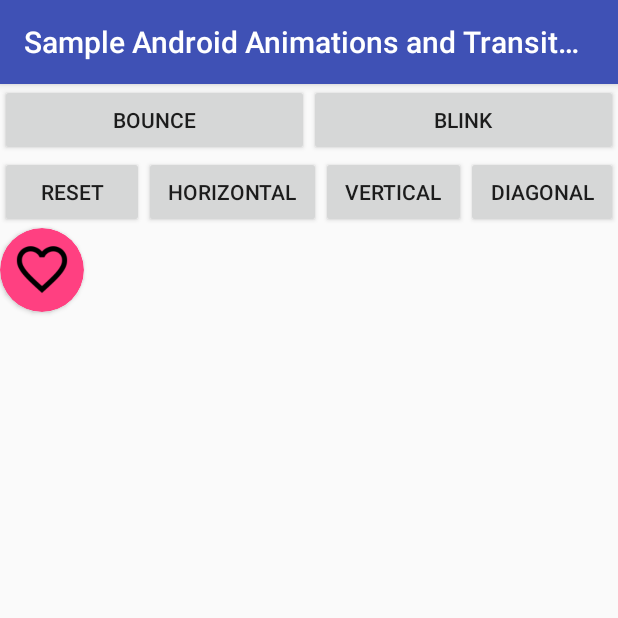
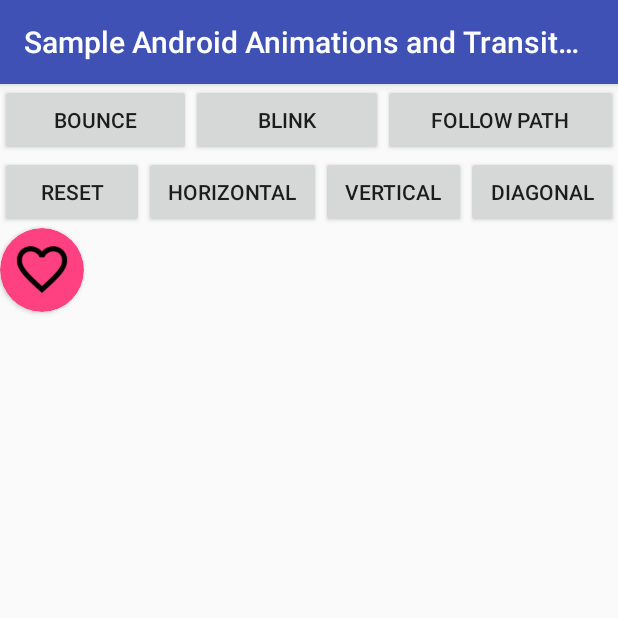
Before and after one commit to DarushDev/example-android-animations-and-transitions, an Android app: the PropertyAnimationActivity screen opened directly, with no data from a screen before it, on a phone screen of 412 x 824 dp, the top half of it. Run offline under Robolectric (Android 15) with nearby library versions, the phone set to English and light mode, and no system bars.

Commit message:
Move animation related methods to AnimUtils class

```diff
--- a/app/src/main/java/com/example/sampleandroidanimationsandtransitions/PropertyAnimationActivity.java
+++ b/app/src/main/java/com/example/sampleandroidanimationsandtransitions/PropertyAnimationActivity.java
@@ -1,9 +1,6 @@
 package com.example.sampleandroidanimationsandtransitions;
 
-import android.graphics.drawable.Animatable;
-import android.graphics.drawable.Drawable;
 import android.os.Bundle;
-import android.os.Handler;
 import android.support.v7.app.AppCompatActivity;
 import android.support.v7.widget.CardView;
 import android.view.View;
@@ -19,6 +16,7 @@ public class PropertyAnimationActivity extends AppCompatActivity implements View
     Button btnReset;
     Button btnBounce;
     Button btnBlink;
+    Button btnFollowPath;
     ImageView ivHeart;
 
     @Override
@@ -33,6 +31,7 @@ public class PropertyAnimationActivity extends AppCompatActivity implements View
         btnReset = findViewById(R.id.button_main_reset);
         btnBounce = findViewById(R.id.button_main_bounce);
         btnBlink = findViewById(R.id.button_main_blink);
+        btnFollowPath = findViewById(R.id.button_main_followpath);
         ivHeart = findViewById(R.id.image_main_heart);
 
         btnHorizontal.setOnClickListener(this);
@@ -41,6 +40,7 @@ public class PropertyAnimationActivity extends AppCompatActivity implements View
         btnReset.setOnClickListener(this);
         btnBounce.setOnClickListener(this);
         btnBlink.setOnClickListener(this);
+        btnFollowPath.setOnClickListener(this);
         ivHeart.setOnClickListener(this);
 
     }
@@ -72,6 +72,9 @@ public class PropertyAnimationActivity extends AppCompatActivity implements View
             case R.id.image_main_heart:
                 AnimUtils.playDrawableAnimation(ivHeart);
                 break;
+            case R.id.button_main_followpath:
+                AnimUtils.followPath(cardBall);
+                break;
 
         }
     }
--- a/app/src/main/res/layout/activity_property_animation.xml
+++ b/app/src/main/res/layout/activity_property_animation.xml
@@ -24,6 +24,13 @@
             android:layout_height="wrap_content"
             android:layout_weight="1"
             android:text="Blink" />
+
+        <Button
+            android:id="@+id/button_main_followpath"
+            android:layout_width="wrap_content"
+            android:layout_height="wrap_content"
+            android:layout_weight="1"
+            android:text="Follow Path" />
 
     </LinearLayout>
 
```
Also changed, not shown: app/src/main/java/com/example/sampleandroidanimationsandtransitions/AnimUtils.java (+28 -0 lines).
